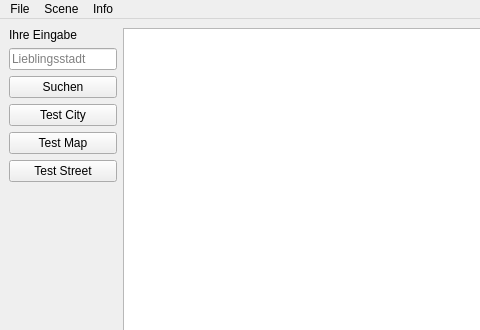
Above: Streetplaner/mainwindow.ui from sebaloh/rwth-eti-pi1-ss25 before the change; both pictures show x 0 to 480 and y 0 to 330 of the 800 by 600 pixel window. Below: the same form after it.
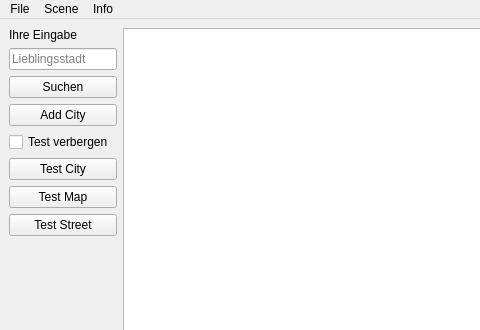
That is the form after the change.

```diff
--- a/Streetplaner/mainwindow.ui
+++ b/Streetplaner/mainwindow.ui
@@ -25,7 +25,7 @@
       </property>
      </widget>
     </item>
-    <item row="6" column="0">
+    <item row="8" column="0">
      <spacer name="spacer">
       <property name="orientation">
        <enum>Qt::Orientation::Vertical</enum>
@@ -38,14 +38,21 @@
       </property>
      </spacer>
     </item>
-    <item row="4" column="0">
+    <item row="7" column="0">
+     <widget class="QPushButton" name="pushButton_testStreet">
+      <property name="text">
+       <string>Test Street</string>
+      </property>
+     </widget>
+    </item>
+    <item row="6" column="0">
      <widget class="QPushButton" name="pushButton_testMap">
       <property name="text">
        <string>Test Map</string>
       </property>
      </widget>
     </item>
-    <item row="0" column="1" rowspan="7">
+    <item row="0" column="1" rowspan="9">
      <widget class="QGraphicsView" name="graphicsView"/>
     </item>
     <item row="0" column="0">
@@ -55,7 +62,7 @@
       </property>
      </widget>
     </item>
-    <item row="3" column="0">
+    <item row="5" column="0">
      <widget class="QPushButton" name="pushButton_testCity">
       <property name="text">
        <string>Test City</string>
@@ -72,10 +79,17 @@
       </property>
      </widget>
     </item>
-    <item row="5" column="0">
-     <widget class="QPushButton" name="pushButton_testStreet">
+    <item row="4" column="0">
+     <widget class="QCheckBox" name="checkBox_testVerbergen">
       <property name="text">
-       <string>Test Street</string>
+       <string>Test verbergen</string>
+      </property>
+     </widget>
+    </item>
+    <item row="3" column="0">
+     <widget class="QPushButton" name="pushButton_addCity">
+      <property name="text">
+       <string>Add City</string>
       </property>
      </widget>
     </item>
```
